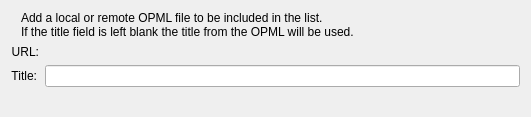
The window that src/services/opmldirectory/AddOpmlWidget.ui (KDE/amarok) describes before a commit, drawn with Qt 5.
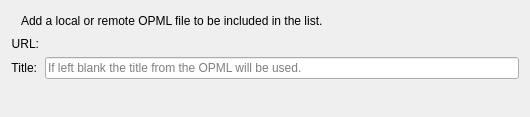
The same window after the commit. Custom widgets are drawn as their Qt base class.

Commit message:
Complete the transition to incr. OPML directory.
Rather then parsing the OPML from only one source and caching the result in the database the incremetal OPML directory downloads and parses OPMLs on demand.

Diff of the .ui file:
```diff
--- a/src/services/opmldirectory/AddOpmlWidget.ui
+++ b/src/services/opmldirectory/AddOpmlWidget.ui
@@ -6,7 +6,7 @@
    <rect>
     <x>0</x>
     <y>0</y>
-    <width>531</width>
+    <width>530</width>
     <height>117</height>
    </rect>
   </property>
@@ -23,6 +23,9 @@
    </size>
   </property>
   <layout class="QFormLayout" name="formLayout">
+   <property name="fieldGrowthPolicy">
+    <enum>QFormLayout::ExpandingFieldsGrow</enum>
+   </property>
    <item row="0" column="0" colspan="2">
     <layout class="QHBoxLayout" name="horizontalLayout">
      <property name="sizeConstraint">
@@ -34,7 +37,7 @@
      <item>
       <widget class="QLabel" name="instructionsLabel">
        <property name="text">
-        <string>Add a local or remote OPML file to be included in the list.&lt;br/&gt;If the title field is left blank the title from the OPML will be used.</string>
+        <string>Add a local or remote OPML file to be included in the list.</string>
        </property>
        <property name="wordWrap">
         <bool>true</bool>
@@ -83,7 +86,11 @@
     </widget>
    </item>
    <item row="3" column="1">
-    <widget class="KLineEdit" name="titleEdit"/>
+    <widget class="KLineEdit" name="titleEdit">
+     <property name="placeholderText">
+      <string>If left blank the title from the OPML will be used.</string>
+     </property>
+    </widget>
    </item>
   </layout>
  </widget>
```
The commit also changes 8 other files.
